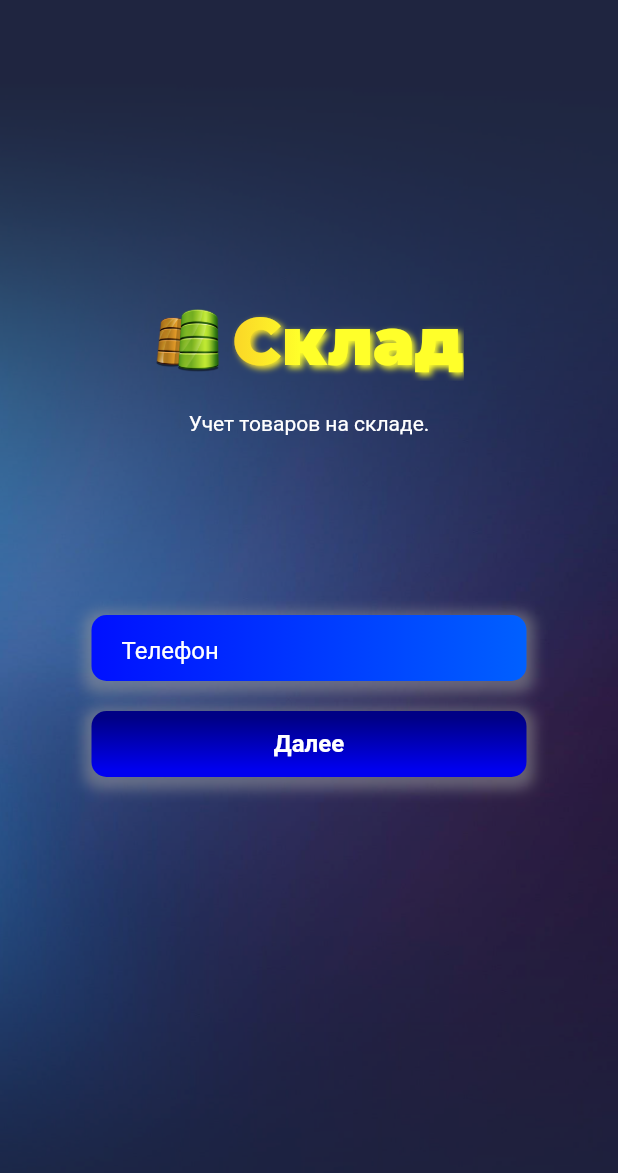
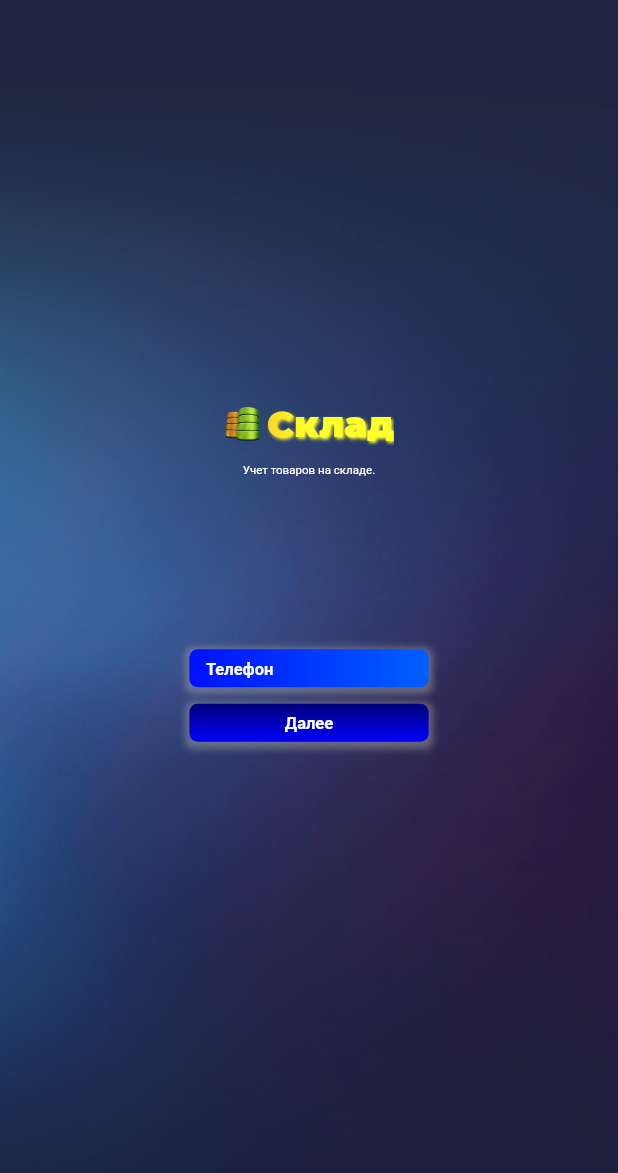
Before and after one commit to hatabulin/stock_db, a Flutter app: the screen it shows after launch, after a tap on "Войти", on a phone screen of 412 x 824 dp. Shown: the top 1173 px of the screen. Run offline on Flutter 3.47's test engine with Material 2 defaults, Android fonts, the phone set to English and light mode, and no system bars; our stand-ins replace firebase_auth, flutter_masked_text; missing offline and left inert: dart:ffi; accounts and stored records are empty; network calls fail; Roboto replaces fonts that are missing (Bold, SF Pro Display).

Commit message:
change design, add firebase methods. implement phone authorization

```diff
--- a/lib/constants/uiroutes.dart
+++ b/lib/constants/uiroutes.dart
@@ -1,4 +1,5 @@
 import 'package:flutter/material.dart';
+import 'package:stockdb/ui/signin/signInCodePage.dart';
 import 'package:stockdb/ui/signin/signInPhonePage.dart';
 import 'package:stockdb/ui/signin/signInWelcomePage.dart';
 
@@ -7,11 +8,13 @@ class UIRoutes {
 
   static const String signIn = '/signin';
   static const String signInPhone = '/signin/signInPhone';
+  static const String signInCode = '/signin/signInCode';
 
   static Map<String, Widget Function(BuildContext)> getRoutes () {
     return <String, WidgetBuilder> {
       signIn: (BuildContext context) => SignInWelcomePage(),
-      signInPhone: (BuildContext context) => SignInPhonePage(), //UsePinCodePage(),
+      signInPhone: (BuildContext context) => SignInPhonePage(),
+      signInCode: (BuildContext context) => SignInCodePage(),
     };
   }
 }
--- a/lib/helpers/navigationHelper.dart
+++ b/lib/helpers/navigationHelper.dart
@@ -17,6 +17,11 @@ class NavigationHelper {
       Navigator.of(context).pushNamedAndRemoveUntil(
         UIRoutes.signInPhone,
             (Route<dynamic> route) => false,
-//        arguments: SetPinCodeArguments(),
+      );
+
+  static void toSignInCode(BuildContext context) =>
+      Navigator.of(context).pushNamedAndRemoveUntil(
+        UIRoutes.signInCode,
+            (Route<dynamic> route) => false,
       );
 }
--- a/lib/ui/signin/signInPhonePage.dart
+++ b/lib/ui/signin/signInPhonePage.dart
@@ -10,6 +10,7 @@ import 'package:stockdb/helpers/navigationHelper.dart';
 import 'package:stockdb/ui/widgets/elements/appStyle.dart';
 import 'package:stockdb/ui/widgets/elements/buttonStyles.dart';
 import 'package:stockdb/ui/widgets/elements/textStyles.dart';
+import 'package:stockdb/ui/widgets/logoWidget.dart';
 
 import '../widgets/elements/activityIndicatorWidget.dart';
 import 'signInPhoneBloc.dart';
@@ -20,9 +21,13 @@ class SignInPhonePage extends StatefulWidget {
   _SignInPhonePageState createState() => _SignInPhonePageState();
 }
 
-class _SignInPhonePageState extends State<SignInPhonePage> {
+class _SignInPhonePageState extends State<SignInPhonePage> with SingleTickerProviderStateMixin {
   GlobalKey _contentKey = GlobalKey();
   GlobalKey _formKey = GlobalKey();
+
+  Animation<double> _animation;
+  AnimationController _controller;
+  Tween _tween;
 
   SignInPhoneBloc _signInPhoneBloc;
   bool _loading = false;
@@ -33,14 +38,21 @@ class _SignInPhonePageState extends State<SignInPhonePage> {
   void initState() {
 //    textControllerPhone.text = _phone;
     _signInPhoneBloc = SignInPhoneBloc();
+    _signInPhoneBloc.initState();
     super.initState();
+    _controller = AnimationController( vsync: this, duration: Duration(seconds: 2));
+    _tween = Tween<double>(begin: 10.0, end: 180.0);
+    _animation = _tween.animate(_controller);
+    _animation.addListener(() {
+      setState(() {
+      });
+    });
+    _controller.forward();
   }
 
   @override
   void dispose() {
-    setState(() {
       _signInPhoneBloc.dispose();
-    });
     super.dispose();
   }
 
@@ -89,55 +101,25 @@ class _SignInPhonePageState extends State<SignInPhonePage> {
             ])));
   }
 
-  Widget _body() => SingleChildScrollView(
-        child: Column(
+  Widget _body() =>  ScaleTransition(scale: _controller, child: SingleChildScrollView(
+        child:Column(
           key: _formKey,
           children: <Widget>[
-            SizedBox(height: 200.0),
-            _signUpLogo(),
-            SizedBox(height: 20.0),
-            Text(
-              "Учет товаров на складе.",
-              style: TextStyle(color: Colors.white),
-            ),
-            SizedBox(height: 120.0),
+            SizedBox(height: 150.0),
+            SignUpLogo(),
+            SizedBox(height: 210.0),
             appTextFieldWithoutImage(textFieldGradientColorStart,
                 textFieldGradientColorEnd, "Телефон", false, (String text) {
               _phone = text;
             }),
             SizedBox(height: 20.0),
             applicationButton(buttonGradientColorStart, buttonGradientColorEnd,
-                Colors.white, "Далее", () {}),
+                Colors.white, "Далее", () {
+                  _signInPhoneBloc.signIn(_phone) ;
+//                  NavigationHelper.toSignInCode(context);
+                }),
             SizedBox(height: 40.0),
           ],
         ),
-      );
-
-  Widget _signUpLogo() {
-    return InkWell(
-      child: Row(
-        mainAxisAlignment: MainAxisAlignment.center,
-        children: <Widget>[
-          Container(
-            child: Image.asset('assets/images/img_stock_logo.png'),
-            height: 44,
-          ),
-          Padding(
-              padding: const EdgeInsets.only(left: 8.0),
-              child: ShadowText("Cклад",
-                  style: TextStyle(
-                      fontFamily: 'Montserrat',
-                      fontSize: 44,
-                      fontWeight: FontWeight.bold,
-                      foreground: new Paint()..shader = linearGradient))
-//                        color: Colors.white)),
-              )
-        ],
-      ),
-    );
-  }
-
-  final Shader linearGradient = LinearGradient(
-    colors: <Color>[Color(0xffeA441b), Color(0xffffff2a)],
-  ).createShader(new Rect.fromLTWH(0.0, 0.0, 200.0, 70.0));
+      ));
 }
--- a/lib/ui/signin/signInWelcomePage.dart
+++ b/lib/ui/signin/signInWelcomePage.dart
@@ -10,6 +10,7 @@ import 'package:stockdb/helpers/navigationHelper.dart';
 import 'package:stockdb/ui/widgets/elements/appStyle.dart';
 import 'package:stockdb/ui/widgets/elements/buttonStyles.dart';
 import 'package:stockdb/ui/widgets/elements/textStyles.dart';
+import 'package:stockdb/ui/widgets/logoWidget.dart';
 
 import '../widgets/elements/activityIndicatorWidget.dart';
 import 'signInPhoneBloc.dart';
@@ -58,11 +59,9 @@ class _SignInWelcomePageState extends State<SignInWelcomePage> {
         child: Column(
           key: _formKey,
           children: <Widget>[
-            SizedBox(height: 200.0),
-            _signUpLogo(),
-            SizedBox(height: 20.0),
-            Text("Учет товаров на складе.", style: TextStyle(color: Colors.white),),
-            SizedBox(height: 200.0),
+            SizedBox(height: 150.0),
+            SignUpLogo(),
+            SizedBox(height: 270.0),
             applicationButton(buttonGradientColorStart, buttonGradientColorEnd,
                 Colors.white, "Войти", () {
                   NavigationHelper.toSignInPhone(context);
@@ -72,33 +71,4 @@ class _SignInWelcomePageState extends State<SignInWelcomePage> {
         ),
       );
 
-  Widget _signUpLogo() {
-    return InkWell(
-          child: Row(
-            mainAxisAlignment: MainAxisAlignment.center,
-            children: <Widget>[
-              Container(
-                child:Image.asset('assets/images/img_stock_logo.png'),
-                height: 44,
-              ),
-              Padding(
-                padding: const EdgeInsets.only(left: 8.0),
-                child: ShadowText("Cклад",
-                    style: TextStyle(
-                        fontFamily: 'Montserrat',
-                        fontSize: 44,
-                        fontWeight: FontWeight.bold,
-                        foreground: new Paint()..shader = linearGradient))
-//                        color: Colors.white)),
-              )
-            ],
-          ),
-
-    );
-  }
-
-  final Shader linearGradient = LinearGradient(
-    colors: <Color>[Color(0xffeA441b), Color(0xffffff2a)],
-  ).createShader(new Rect.fromLTWH(0.0, 0.0, 200.0, 70.0));
-
 }
--- a/lib/ui/widgets/elements/appStyle.dart
+++ b/lib/ui/widgets/elements/appStyle.dart
@@ -13,6 +13,10 @@ const Color appTextFieldBackgroundColor = Color(0xff278E86);
 
 const Color textFieldGradientColorStart = Color(0xff0010ff);
 const Color textFieldGradientColorEnd = Color(0xff0060ff);
+
+const Color textCodeFieldGradientColorStart = Color(0xff0070ff);
+const Color textCodeFieldGradientColorEnd = Color(0xff0090ff);
+
 const Color buttonGradientColorStart = Color(0xff000085);
 const Color buttonGradientColorEnd = Color(0xff0000f0);
 const Color backgroundGradientColorStart = Color(0xff0B3138);
--- a/lib/ui/widgets/elements/buttonStyles.dart
+++ b/lib/ui/widgets/elements/buttonStyles.dart
@@ -6,7 +6,7 @@ Widget applicationButton(Color colorUp, Color colorDown, Color colorText,
     String text, EmptyCallback callback) {
   return Container(margin: const EdgeInsets.only(left: 61.0, right: 61.0),
     width: double.infinity,
-    height: 44.0,
+    height: 46.0,
     decoration: BoxDecoration(
       borderRadius: BorderRadius.circular(10.0),
       gradient: LinearGradient(
@@ -31,7 +31,7 @@ Widget applicationButton(Color colorUp, Color colorDown, Color colorText,
       child: Text(
         text,
         style: TextStyle(
-          fontSize: 16.0,
+          fontSize: 20.0,
           color: colorText,
           fontFamily: 'Bold',
           fontWeight: FontWeight.w600,
--- /dev/null
+++ b/lib/ui/widgets/logoWidget.dart
@@ -0,0 +1,37 @@
+import 'package:flutter/material.dart';
+
+import 'elements/textStyles.dart';
+
+Widget SignUpLogo() {
+  return InkWell(
+      child: Column(children: <Widget>[
+    Row(
+      mainAxisAlignment: MainAxisAlignment.center,
+      children: <Widget>[
+        Container(
+          child: Image.asset('assets/images/img_stock_logo.png'),
+          height: 44,
+        ),
+        Padding(
+            padding: const EdgeInsets.only(left: 8.0),
+            child: ShadowText("Cклад",
+                style: TextStyle(
+                    fontFamily: 'Montserrat',
+                    fontSize: 44,
+                    fontWeight: FontWeight.bold,
+                    foreground: new Paint()..shader = linearGradient))
+//                        color: Colors.white)),
+            )
+      ],
+    ),
+    SizedBox(height: 20.0),
+    Text(
+      "Учет товаров на складе.",
+      style: TextStyle(color: Colors.white),
+    ),
+  ]));
+}
+
+final Shader linearGradient = LinearGradient(
+  colors: <Color>[Color(0xffeA441b), Color(0xffffff2a)],
+).createShader(new Rect.fromLTWH(0.0, 0.0, 200.0, 70.0));
--- a/pubspec.yaml
+++ b/pubspec.yaml
@@ -29,6 +29,8 @@ dependencies:
 
   firebase_auth: ^0.14.0+5
   firebase_database: ^3.0.7
+  equatable: ^1.1.0
+  flutter_bloc: ^3.1.0
 
   # The following adds the Cupertino Icons font to your application.
   # Use with the CupertinoIcons class for iOS style icons.
```
Also changed, not shown: lib/data/dataRepository.dart (added, +13 -0 lines), lib/services/authentication.dart (deleted, +0 -48 lines), lib/ui/signin/signInCodePage.dart (added, +163 -0 lines), lib/ui/signin/signInPhoneBloc.dart (+83 -9 lines), lib/ui/widgets/elements/textStyles.dart (+44 -2 lines), pubspec.lock, 4 other files.
